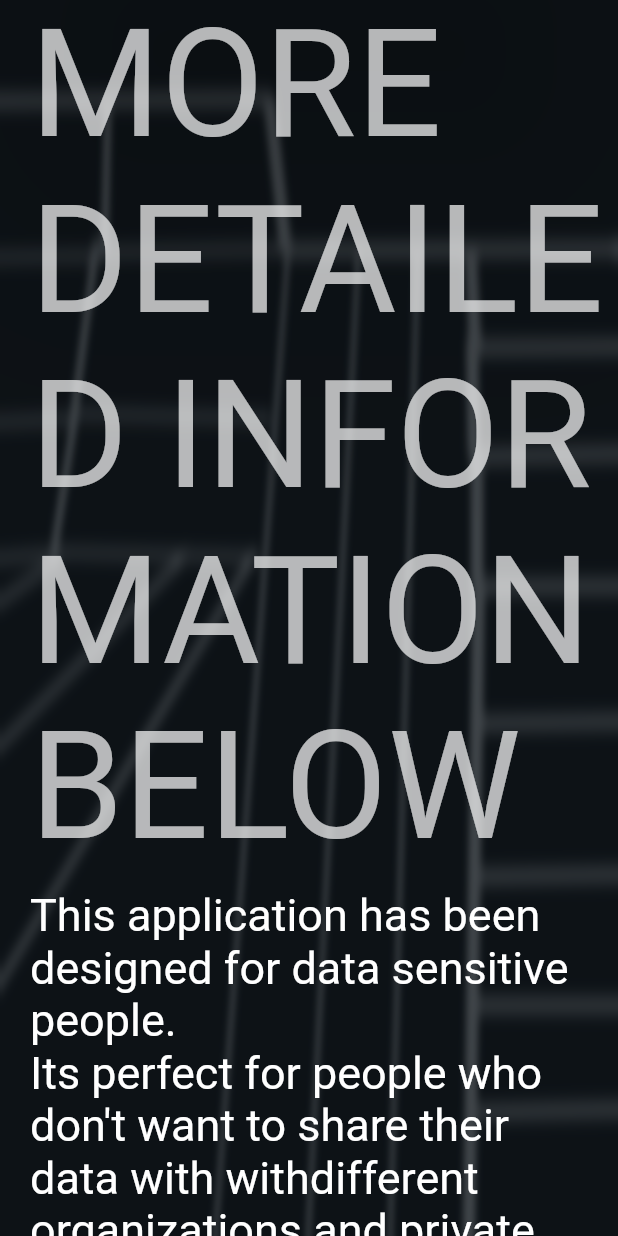
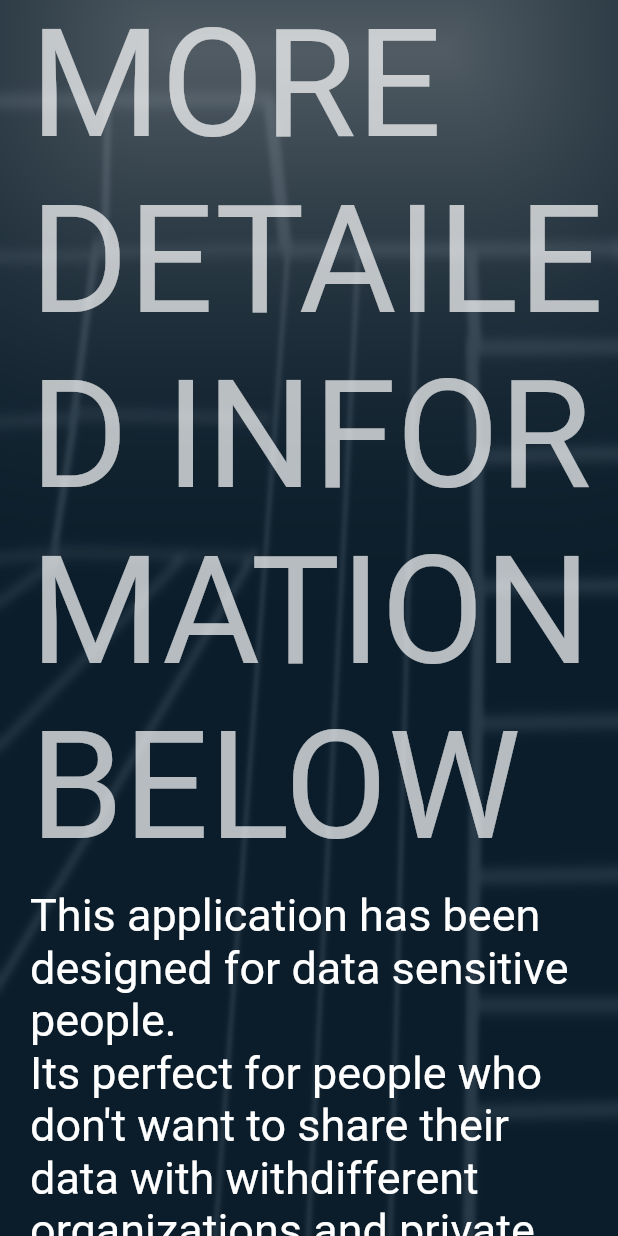
Before and after one commit to wajeehulhassanvii/dodgecorona, a Flutter app: the LandingPage screen opened directly, scrolled down 576 dp, on a phone screen of 412 x 824 dp. Run offline on Flutter 3.47's test engine with Material 2 defaults, Android fonts, the phone set to English and light mode, and no system bars; our stand-ins replace awesome_dialog, connectivity, dio, equatable, expandable, firebase_messaging and 12 more; missing offline and left inert: background_location, flutter_form_bloc, flutter_map_marker_cluster, gps, map_controller, social_share and 2 more; accounts and stored records are empty; generated files the repository leaves out were written again; statements that could not run were skipped.

```diff
--- a/lib/presentation/screens/landing_page.dart
+++ b/lib/presentation/screens/landing_page.dart
@@ -48,12 +48,18 @@ class LandingPage extends StatelessWidget {
           ),
           child: Stack(
             children: <Widget>[
-              BackdropFilter(
-                filter: ImageFilter.blur(sigmaX: 2, sigmaY: 6),
+              Stack(children: <Widget>[BackdropFilter(
+                filter: ImageFilter.blur(sigmaX: 1, sigmaY: 3),
                 child: Container(
-                  color: Colors.black.withOpacity(0.6),
+                  color: Colors.blue.withOpacity(0.35),
                 ),
               ),
+                BackdropFilter(
+                  filter: ImageFilter.blur(sigmaX: 1, sigmaY: 3),
+                  child: Container(
+                    color: Colors.black.withOpacity(0.65),
+                  ),
+                ),],),
               Container(
                 height: Get.height,
                 width: Get.width,
@@ -184,6 +190,8 @@ class LandingPage extends StatelessWidget {
                     Material(
                       borderRadius: BorderRadius.all(Radius.circular(50)),
                       elevation: 100,
+                      shadowColor: Colors.white,
+                      type: MaterialType.card,
                       child: GFCarousel(
 //                pagination: true,
                         scrollDirection: Axis.vertical,
```
Also changed, not shown: lib/presentation/screens/feedback_page.dart (+9 -3 lines).
